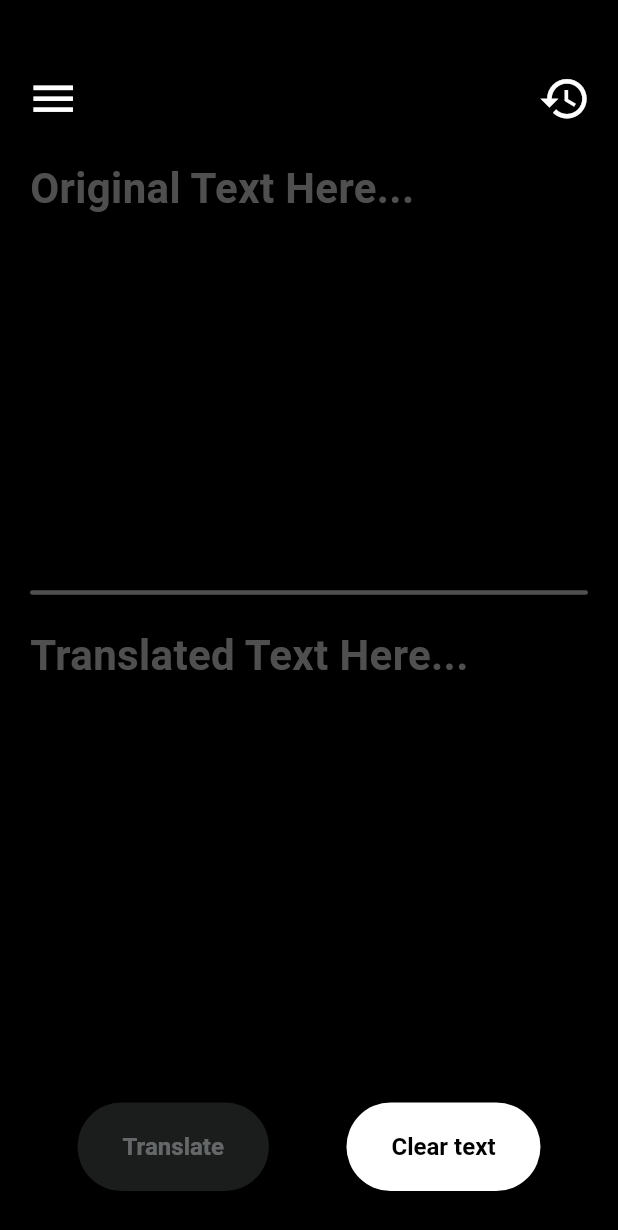
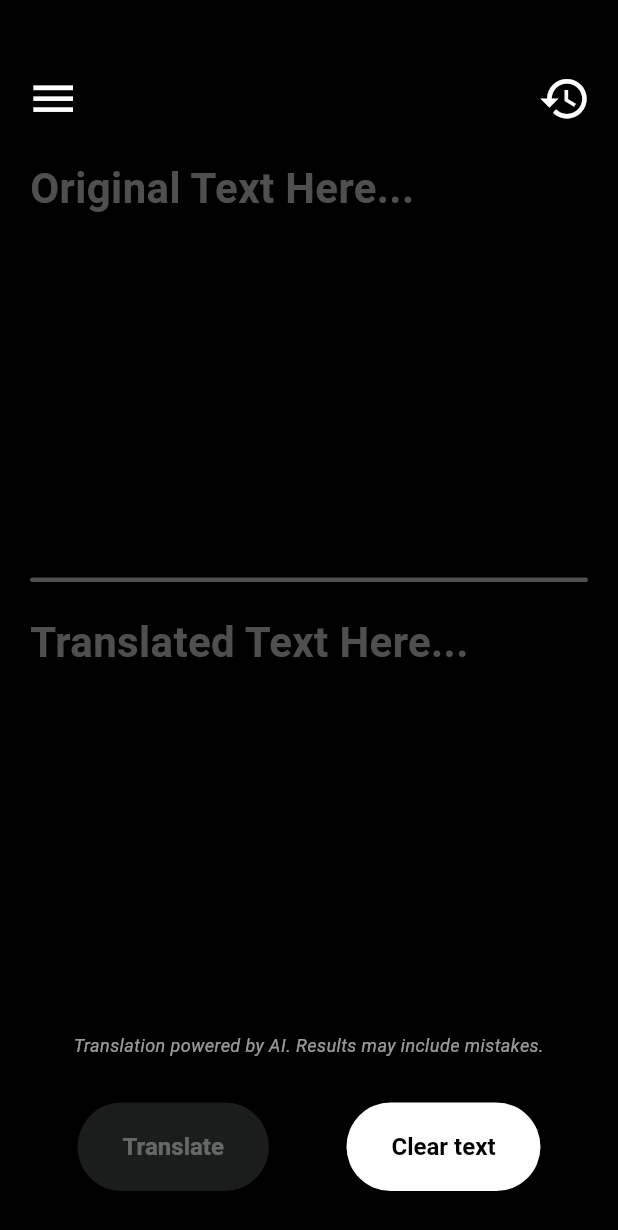
Before and after one commit to EdgyPotato/BIM-App, a Flutter app: the TextTranslator screen opened directly, on a phone screen of 412 x 824 dp. Shown: the top 1230 px of the screen. Run offline on Flutter 3.47's test engine with Material 3 defaults, Android fonts, the phone set to English and light mode, and no system bars; our stand-ins replace camera, sqflite; missing offline and left inert: record, ultralytics_yolo; accounts and stored records are empty; network calls fail.

Commit message:
Update App

```diff
--- a/lib/settings.dart
+++ b/lib/settings.dart
@@ -526,7 +526,7 @@ class _SettingsState extends State<Settings> {
                           child: const Text(
                             'Save',
                             style: TextStyle(
-                              fontSize: 14,
+                              fontSize: 16,
                               fontWeight: FontWeight.bold,
                             ),
                           ),
@@ -547,7 +547,7 @@ class _SettingsState extends State<Settings> {
                           child: const Text(
                             'Reset',
                             style: TextStyle(
-                              fontSize: 14,
+                              fontSize: 16,
                               fontWeight: FontWeight.bold,
                             ),
                           ),
--- a/lib/translator.dart
+++ b/lib/translator.dart
@@ -547,6 +547,19 @@ class _TextTranslatorState extends State<TextTranslator> {
                             ),
                     ),
                   ),
+                  // Add disclaimer above buttons
+                  Padding(
+                    padding: const EdgeInsets.symmetric(horizontal: 20.0),
+                    child: Text(
+                      'Translation powered by AI. Results may include mistakes.',
+                      style: TextStyle(
+                        color: Colors.white.withValues(alpha: 0.6),
+                        fontSize: 12,
+                        fontStyle: FontStyle.italic,
+                      ),
+                      textAlign: TextAlign.center,
+                    ),
+                  ),
                   Padding(
                     padding: const EdgeInsets.symmetric(
                       vertical: 30.0,
```
Also changed, not shown: lib/detector.dart (+6 -6 lines).
